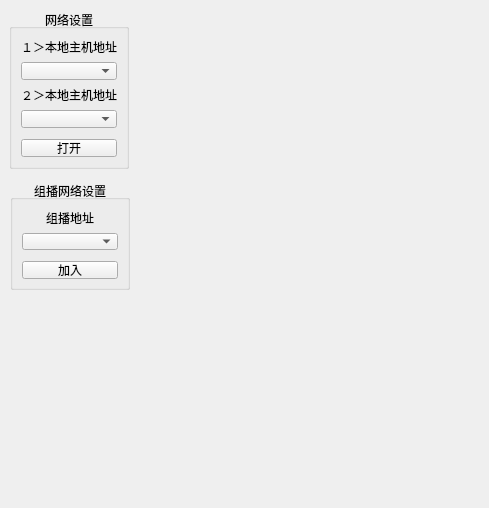
Old version of the form UDPServer/widget.ui in the repository AndyWangHub/QtClass.
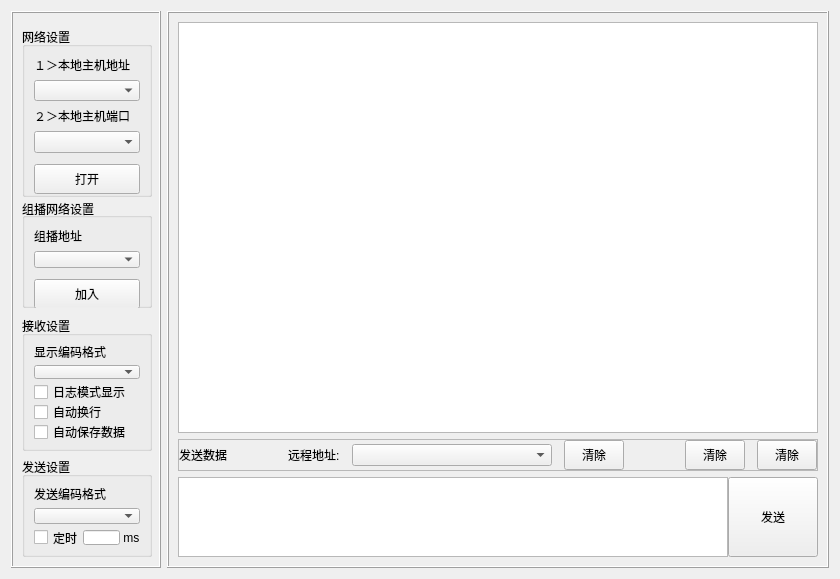
New version of the form.

```diff
--- a/UDPServer/widget.ui
+++ b/UDPServer/widget.ui
@@ -9,8 +9,8 @@
    <rect>
     <x>0</x>
     <y>0</y>
-    <width>489</width>
-    <height>508</height>
+    <width>836</width>
+    <height>579</height>
    </rect>
   </property>
   <property name="sizePolicy">
@@ -28,58 +28,39 @@
   <property name="inputMethodHints">
    <set>Qt::ImhNone</set>
   </property>
+  <layout class="QGridLayout" name="gridLayout">
+   <item row="0" column="0">
+    <widget class="QFrame" name="frame">
+     <property name="maximumSize">
+      <size>
+       <width>150</width>
+       <height>16777215</height>
+      </size>
+     </property>
+     <property name="frameShape">
+      <enum>QFrame::Box</enum>
+     </property>
+     <property name="frameShadow">
+      <enum>QFrame::Raised</enum>
+     </property>
+     <layout class="QVBoxLayout" name="verticalLayout_5">
+      <item>
   <widget class="QGroupBox" name="groupBox">
-   <property name="enabled">
-    <bool>true</bool>
-   </property>
-   <property name="geometry">
-    <rect>
-     <x>9</x>
-     <y>9</y>
-     <width>120</width>
-     <height>160</height>
-    </rect>
-   </property>
-   <property name="sizePolicy">
-    <sizepolicy hsizetype="Fixed" vsizetype="Fixed">
-     <horstretch>0</horstretch>
-     <verstretch>0</verstretch>
-    </sizepolicy>
-   </property>
    <property name="minimumSize">
     <size>
-     <width>120</width>
-     <height>160</height>
+          <width>130</width>
+          <height>170</height>
     </size>
    </property>
    <property name="maximumSize">
     <size>
-     <width>120</width>
-     <height>0</height>
-    </size>
-   </property>
-   <property name="font">
-    <font>
-     <weight>50</weight>
-     <bold>false</bold>
-     <stylestrategy>PreferDefault</stylestrategy>
-    </font>
-   </property>
-   <property name="mouseTracking">
-    <bool>false</bool>
-   </property>
-   <property name="inputMethodHints">
-    <set>Qt::ImhNone</set>
-   </property>
+          <width>130</width>
+          <height>160</height>
+         </size>
+        </property>
    <property name="title">
     <string>网络设置</string>
    </property>
-   <property name="alignment">
-    <set>Qt::AlignCenter</set>
-   </property>
-   <property name="flat">
-    <bool>false</bool>
-   </property>
    <layout class="QVBoxLayout" name="verticalLayout">
     <item>
      <widget class="QLabel" name="label">
@@ -94,7 +75,7 @@
     <item>
      <widget class="QLabel" name="label_2">
       <property name="text">
-       <string>２＞本地主机地址</string>
+            <string>２＞本地主机端口</string>
       </property>
      </widget>
     </item>
@@ -118,32 +99,41 @@
      </spacer>
     </item>
     <item>
-     <widget class="QPushButton" name="pushButton">
+          <widget class="QPushButton" name="pushButton_key">
+           <property name="minimumSize">
+            <size>
+             <width>0</width>
+             <height>30</height>
+            </size>
+           </property>
       <property name="text">
        <string>打开</string>
       </property>
+           <property name="checkable">
+            <bool>true</bool>
+           </property>
+           <property name="checked">
+            <bool>false</bool>
+           </property>
      </widget>
     </item>
    </layout>
   </widget>
+      </item>
+      <item>
   <widget class="QGroupBox" name="groupBox_2">
-   <property name="geometry">
-    <rect>
-     <x>10</x>
-     <y>180</y>
-     <width>120</width>
-     <height>110</height>
-    </rect>
+        <property name="enabled">
+         <bool>true</bool>
    </property>
    <property name="minimumSize">
     <size>
-     <width>120</width>
+          <width>130</width>
      <height>110</height>
     </size>
    </property>
    <property name="maximumSize">
     <size>
-     <width>120</width>
+          <width>130</width>
      <height>110</height>
     </size>
    </property>
@@ -151,7 +141,7 @@
     <string>组播网络设置</string>
    </property>
    <property name="alignment">
-    <set>Qt::AlignCenter</set>
+         <set>Qt::AlignLeading|Qt::AlignLeft|Qt::AlignVCenter</set>
    </property>
    <layout class="QVBoxLayout" name="verticalLayout_2">
     <item>
@@ -160,7 +150,7 @@
        <string>组播地址</string>
       </property>
       <property name="alignment">
-       <set>Qt::AlignCenter</set>
+            <set>Qt::AlignLeading|Qt::AlignLeft|Qt::AlignVCenter</set>
       </property>
      </widget>
     </item>
@@ -185,6 +175,12 @@
     </item>
     <item>
      <widget class="QPushButton" name="pushButton_2">
+           <property name="minimumSize">
+            <size>
+             <width>0</width>
+             <height>30</height>
+            </size>
+           </property>
       <property name="text">
        <string>加入</string>
       </property>
@@ -192,6 +188,363 @@
     </item>
    </layout>
   </widget>
+      </item>
+      <item>
+       <spacer name="verticalSpacer_3">
+        <property name="orientation">
+         <enum>Qt::Vertical</enum>
+        </property>
+        <property name="sizeHint" stdset="0">
+         <size>
+          <width>20</width>
+          <height>40</height>
+         </size>
+        </property>
+       </spacer>
+      </item>
+      <item>
+       <widget class="QGroupBox" name="groupBox_3">
+        <property name="sizePolicy">
+         <sizepolicy hsizetype="Fixed" vsizetype="Preferred">
+          <horstretch>0</horstretch>
+          <verstretch>0</verstretch>
+         </sizepolicy>
+        </property>
+        <property name="minimumSize">
+         <size>
+          <width>130</width>
+          <height>135</height>
+         </size>
+        </property>
+        <property name="maximumSize">
+         <size>
+          <width>130</width>
+          <height>135</height>
+         </size>
+        </property>
+        <property name="title">
+         <string>接收设置</string>
+        </property>
+        <layout class="QVBoxLayout" name="verticalLayout_3">
+         <item>
+          <widget class="QLabel" name="label_4">
+           <property name="text">
+            <string>显示编码格式</string>
+           </property>
+          </widget>
+         </item>
+         <item>
+          <widget class="QComboBox" name="comboBox_4"/>
+         </item>
+         <item>
+          <widget class="QCheckBox" name="checkBox">
+           <property name="text">
+            <string>日志模式显示</string>
+           </property>
+          </widget>
+         </item>
+         <item>
+          <widget class="QCheckBox" name="checkBox_2">
+           <property name="text">
+            <string>自动换行</string>
+           </property>
+          </widget>
+         </item>
+         <item>
+          <widget class="QCheckBox" name="checkBox_3">
+           <property name="text">
+            <string>自动保存数据</string>
+           </property>
+          </widget>
+         </item>
+        </layout>
+       </widget>
+      </item>
+      <item>
+       <widget class="QGroupBox" name="groupBox_4">
+        <property name="minimumSize">
+         <size>
+          <width>130</width>
+          <height>100</height>
+         </size>
+        </property>
+        <property name="maximumSize">
+         <size>
+          <width>130</width>
+          <height>110</height>
+         </size>
+        </property>
+        <property name="title">
+         <string>发送设置</string>
+        </property>
+        <layout class="QVBoxLayout" name="verticalLayout_4">
+         <item>
+          <widget class="QLabel" name="label_5">
+           <property name="text">
+            <string>发送编码格式</string>
+           </property>
+          </widget>
+         </item>
+         <item>
+          <widget class="QComboBox" name="comboBox_5"/>
+         </item>
+         <item>
+          <widget class="QWidget" name="widget_2" native="true">
+           <property name="sizePolicy">
+            <sizepolicy hsizetype="Preferred" vsizetype="Fixed">
+             <horstretch>0</horstretch>
+             <verstretch>0</verstretch>
+            </sizepolicy>
+           </property>
+           <layout class="QHBoxLayout" name="horizontalLayout" stretch="0,0,0">
+            <property name="spacing">
+             <number>0</number>
+            </property>
+            <property name="leftMargin">
+             <number>0</number>
+            </property>
+            <property name="topMargin">
+             <number>0</number>
+            </property>
+            <property name="rightMargin">
+             <number>0</number>
+            </property>
+            <property name="bottomMargin">
+             <number>0</number>
+            </property>
+            <item>
+             <widget class="QCheckBox" name="checkBox_4">
+              <property name="text">
+               <string>定时</string>
+              </property>
+             </widget>
+            </item>
+            <item>
+             <widget class="QLineEdit" name="lineEdit"/>
+            </item>
+            <item>
+             <widget class="QLabel" name="label_6">
+              <property name="text">
+               <string> ms</string>
+              </property>
+             </widget>
+            </item>
+           </layout>
+          </widget>
+         </item>
+        </layout>
+       </widget>
+      </item>
+     </layout>
+    </widget>
+   </item>
+   <item row="0" column="1">
+    <widget class="QFrame" name="frame_1">
+     <property name="frameShape">
+      <enum>QFrame::Box</enum>
+     </property>
+     <property name="frameShadow">
+      <enum>QFrame::Raised</enum>
+     </property>
+     <property name="lineWidth">
+      <number>1</number>
+     </property>
+     <property name="midLineWidth">
+      <number>0</number>
+     </property>
+     <layout class="QVBoxLayout" name="verticalLayout_6">
+      <item>
+       <widget class="QTextEdit" name="textEdit">
+        <property name="minimumSize">
+         <size>
+          <width>640</width>
+          <height>380</height>
+         </size>
+        </property>
+       </widget>
+      </item>
+      <item>
+       <widget class="QFrame" name="frame_2">
+        <property name="sizePolicy">
+         <sizepolicy hsizetype="Preferred" vsizetype="Fixed">
+          <horstretch>0</horstretch>
+          <verstretch>0</verstretch>
+         </sizepolicy>
+        </property>
+        <property name="frameShape">
+         <enum>QFrame::StyledPanel</enum>
+        </property>
+        <property name="frameShadow">
+         <enum>QFrame::Raised</enum>
+        </property>
+        <layout class="QHBoxLayout" name="horizontalLayout_2">
+         <property name="spacing">
+          <number>12</number>
+         </property>
+         <property name="leftMargin">
+          <number>0</number>
+         </property>
+         <property name="topMargin">
+          <number>0</number>
+         </property>
+         <property name="rightMargin">
+          <number>0</number>
+         </property>
+         <property name="bottomMargin">
+          <number>0</number>
+         </property>
+         <item>
+          <widget class="QLabel" name="label_7">
+           <property name="text">
+            <string>发送数据</string>
+           </property>
+          </widget>
+         </item>
+         <item>
+          <spacer name="horizontalSpacer_2">
+           <property name="orientation">
+            <enum>Qt::Horizontal</enum>
+           </property>
+           <property name="sizeType">
+            <enum>QSizePolicy::Expanding</enum>
+           </property>
+           <property name="sizeHint" stdset="0">
+            <size>
+             <width>41</width>
+             <height>20</height>
+            </size>
+           </property>
+          </spacer>
+         </item>
+         <item>
+          <widget class="QLabel" name="label_8">
+           <property name="text">
+            <string>远程地址:</string>
+           </property>
+          </widget>
+         </item>
+         <item>
+          <widget class="QComboBox" name="comboBox_6">
+           <property name="minimumSize">
+            <size>
+             <width>200</width>
+             <height>0</height>
+            </size>
+           </property>
+          </widget>
+         </item>
+         <item>
+          <widget class="QToolButton" name="toolButton">
+           <property name="minimumSize">
+            <size>
+             <width>60</width>
+             <height>30</height>
+            </size>
+           </property>
+           <property name="text">
+            <string>清除</string>
+           </property>
+          </widget>
+         </item>
+         <item>
+          <spacer name="horizontalSpacer">
+           <property name="orientation">
+            <enum>Qt::Horizontal</enum>
+           </property>
+           <property name="sizeType">
+            <enum>QSizePolicy::Expanding</enum>
+           </property>
+           <property name="sizeHint" stdset="0">
+            <size>
+             <width>36</width>
+             <height>20</height>
+            </size>
+           </property>
+          </spacer>
+         </item>
+         <item>
+          <widget class="QToolButton" name="toolButton_2">
+           <property name="minimumSize">
+            <size>
+             <width>60</width>
+             <height>30</height>
+            </size>
+           </property>
+           <property name="text">
+            <string>清除</string>
+           </property>
+          </widget>
+         </item>
+         <item>
+          <widget class="QToolButton" name="toolButton_3">
+           <property name="minimumSize">
+            <size>
+             <width>60</width>
+             <height>30</height>
+            </size>
+           </property>
+           <property name="text">
+            <string>清除</string>
+           </property>
+          </widget>
+         </item>
+        </layout>
+       </widget>
+      </item>
+      <item>
+       <widget class="QWidget" name="widget_5" native="true">
+        <property name="sizePolicy">
+         <sizepolicy hsizetype="Preferred" vsizetype="Fixed">
+          <horstretch>0</horstretch>
+          <verstretch>0</verstretch>
+         </sizepolicy>
+        </property>
+        <layout class="QHBoxLayout" name="horizontalLayout_3">
+         <property name="spacing">
+          <number>0</number>
+         </property>
+         <property name="leftMargin">
+          <number>0</number>
+         </property>
+         <property name="topMargin">
+          <number>0</number>
+         </property>
+         <property name="rightMargin">
+          <number>0</number>
+         </property>
+         <property name="bottomMargin">
+          <number>0</number>
+         </property>
+         <item>
+          <widget class="QTextEdit" name="textEdit_2">
+           <property name="maximumSize">
+            <size>
+             <width>16777215</width>
+             <height>80</height>
+            </size>
+           </property>
+          </widget>
+         </item>
+         <item>
+          <widget class="QToolButton" name="toolButton_4">
+           <property name="minimumSize">
+            <size>
+             <width>90</width>
+             <height>80</height>
+            </size>
+           </property>
+           <property name="text">
+            <string>发送</string>
+           </property>
+          </widget>
+         </item>
+        </layout>
+       </widget>
+      </item>
+     </layout>
+    </widget>
+   </item>
+  </layout>
  </widget>
  <resources/>
  <connections/>
```
Left out of the diff: 4 changed lines with no effect on the pictures. Lines whose indentation alone changed are shown as unchanged.
